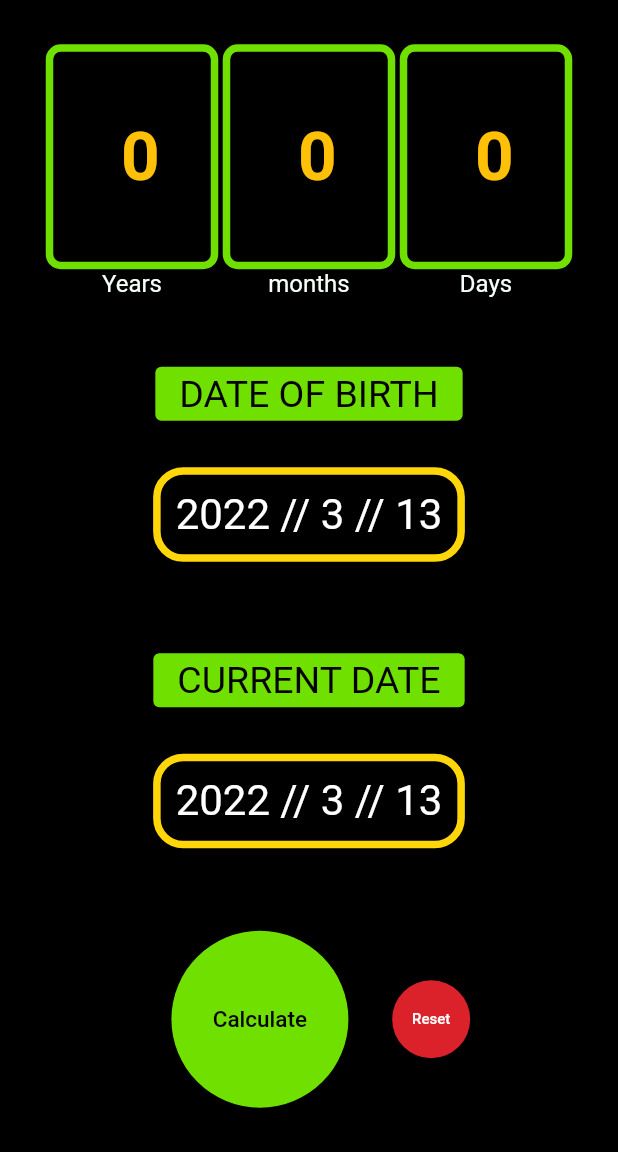
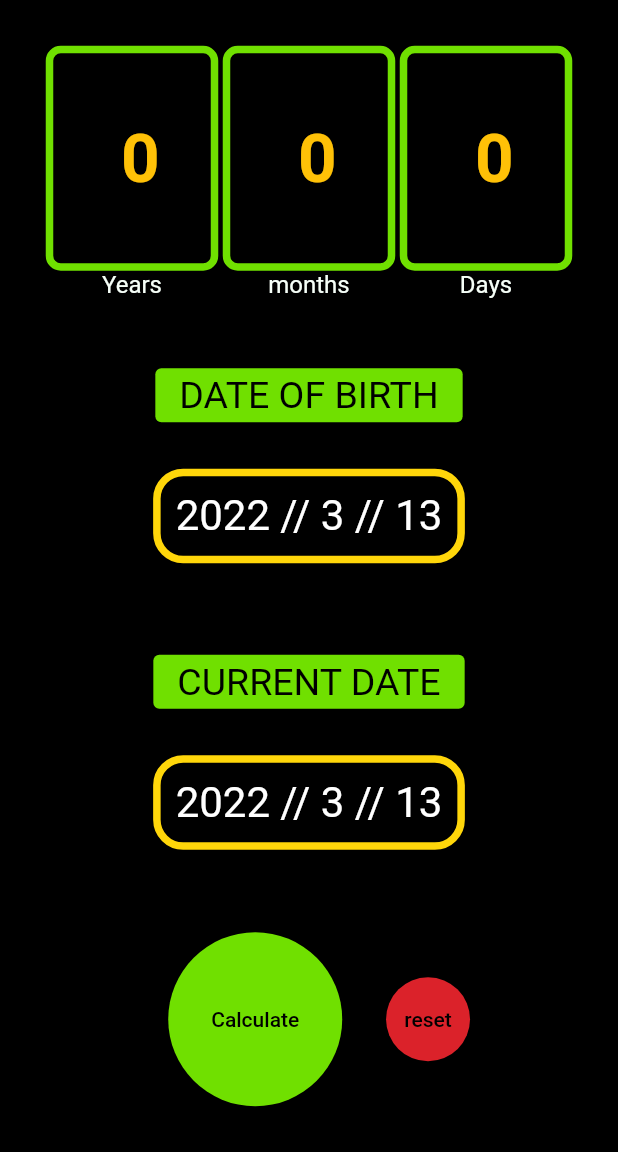
Before and after one commit to CPAD-Gazipur/Age-Calculator-Lambda, a Flutter app: the screen it shows after launch, on a phone screen of 412 x 824 dp, the part 84-1236 px from its top. Run offline on Flutter 3.47's test engine with Material 2 defaults, Android fonts, the phone set to English and light mode, and no system bars; drawn by our look-alikes of animated_flip_counter; our stand-ins replace font_awesome_flutter, get; missing offline and left inert: month_calculator, user_profile_avatar.

Commit message:
App completed by Yeaseen

```diff
--- a/lib/app/modules/age_calculator/views/age_calculator_view.dart
+++ b/lib/app/modules/age_calculator/views/age_calculator_view.dart
@@ -1,4 +1,6 @@
 import 'package:age_calculator_lamda/app/routes/app_pages.dart';
+import 'package:age_calculator_lamda/app/utils/calculate_button.dart.dart';
+import 'package:age_calculator_lamda/app/utils/reset_button.dart.dart';
 import 'package:age_calculator_lamda/app/utils/text_styles.dart';
 import 'package:animated_flip_counter/animated_flip_counter.dart';
 import 'package:flutter/material.dart';
@@ -254,41 +256,17 @@ class AgeCalculatorView extends GetView<AgeCalculatorController> {
                 Row(
                   mainAxisAlignment: MainAxisAlignment.center,
                   children: [
-                    ElevatedButton(
-                      style: ElevatedButton.styleFrom(
-                        padding: EdgeInsets.all(50),
-                        shape: CircleBorder(),
-                        primary: Color(0xff70e000),
-                        onPrimary: Colors.black,
-                      ),
-                      onPressed: () {
+                    CalculateBUTTON(
+                      onpress: () {
                         controller.calculateAge();
                       },
-                      child: Text(
-                        "Calculate",
-                        style: TextStyle(
-                          color: Colors.black,
-                          fontSize: 15,
-                        ),
-                      ),
+                      text: "Calculate",
                     ),
-                    ElevatedButton(
-                      style: ElevatedButton.styleFrom(
-                        padding: EdgeInsets.all(20),
-                        shape: CircleBorder(),
-                        primary: Color(0xffdb222a),
-                        onPrimary: Colors.black,
-                      ),
-                      onPressed: () {
+                    ResetBUTTON(
+                      onpress: () {
                         controller.reset();
                       },
-                      child: Text(
-                        "Reset",
-                        style: TextStyle(
-                          color: Color(0xffffffff),
-                          fontSize: 10,
-                        ),
-                      ),
+                      text: "reset",
                     ),
                   ],
                 ),
@@ -299,11 +277,4 @@ class AgeCalculatorView extends GetView<AgeCalculatorController> {
       ),
     );
   }
-
-  // TextSpan container() {
-  //   return TextSpan(
-  //     text: '${controller.yearsss.value}',
-  //     style: TextStyleManager.LARGE_TEXT,
-  //   );
-  // }
 }
--- /dev/null
+++ b/lib/app/utils/calculate_button.dart.dart
@@ -0,0 +1,27 @@
+import 'package:flutter/material.dart';
+
+class CalculateBUTTON extends StatelessWidget {
+  final String text;
+  final Function onpress;
+  const CalculateBUTTON({
+    Key? key,
+    this.text = "",
+    required this.onpress,
+  }) : super(key: key);
+
+  @override
+  Widget build(BuildContext context) {
+    return ElevatedButton(
+      onPressed: () {
+        onpress();
+      },
+      child: Text(text),
+      style: ElevatedButton.styleFrom(
+        padding: EdgeInsets.all(50),
+        shape: CircleBorder(),
+        primary: Color(0xff70e000),
+        onPrimary: Colors.black,
+      ),
+    );
+  }
+}
--- /dev/null
+++ b/lib/app/utils/reset_button.dart.dart
@@ -0,0 +1,27 @@
+import 'package:flutter/material.dart';
+
+class ResetBUTTON extends StatelessWidget {
+  final String text;
+  final Function onpress;
+  const ResetBUTTON({
+    Key? key,
+    this.text = "",
+    required this.onpress,
+  }) : super(key: key);
+
+  @override
+  Widget build(BuildContext context) {
+    return ElevatedButton(
+      onPressed: () {
+        onpress();
+      },
+      child: Text(text),
+      style: ElevatedButton.styleFrom(
+        padding: EdgeInsets.all(20),
+        shape: CircleBorder(),
+        primary: Color(0xffdb222a),
+        onPrimary: Colors.black,
+      ),
+    );
+  }
+}
```
Also changed, not shown: 5 other files.
